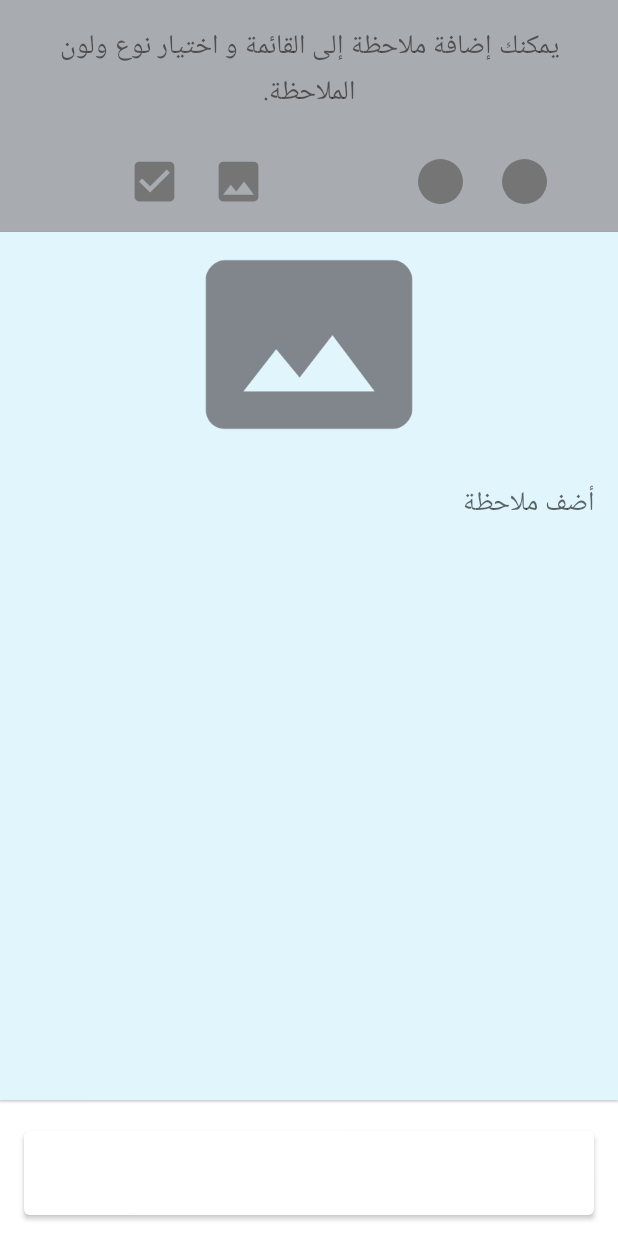
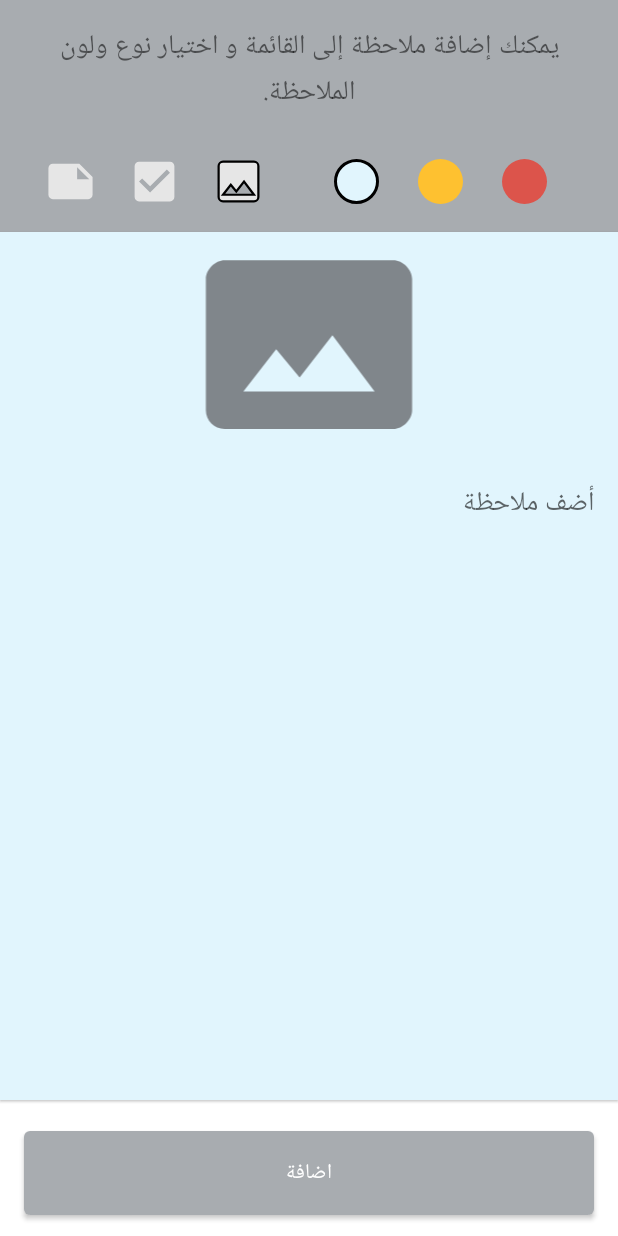
Before and after one commit to barmej/android-degree-studentproject-adapterviews-base, an Android app: the layout activity_add_new_note.xml on its own in the app's theme, with its tools: preview values and no code run, on a phone screen of 412 x 824 dp. Run offline under Robolectric (Android 15) with nearby library versions, the phone set to English and light mode, and no system bars.

```diff
--- a/app/src/main/AndroidManifest.xml
+++ b/app/src/main/AndroidManifest.xml
@@ -9,7 +9,8 @@
         android:roundIcon="@mipmap/ic_launcher_round"
         android:supportsRtl="true"
         android:theme="@style/AppTheme">
-        <activity android:name=".MainActivity">
+        <activity android:name=".MainActivity"
+            android:exported="true">
             <intent-filter>
                 <action android:name="android.intent.action.MAIN" />
 
--- a/app/src/main/java/com/barmej/notesapp/MainActivity.java
+++ b/app/src/main/java/com/barmej/notesapp/MainActivity.java
@@ -9,6 +9,6 @@ public class MainActivity extends AppCompatActivity {
     @Override
     protected void onCreate(Bundle savedInstanceState) {
         super.onCreate(savedInstanceState);
-        setContentView(R.layout.activity_note_photo_details);
+        setContentView(R.layout.activity_main);
     }
 }
--- a/app/src/main/res/layout/activity_add_new_note.xml
+++ b/app/src/main/res/layout/activity_add_new_note.xml
@@ -8,7 +8,7 @@
         android:id="@+id/frameLayout"
         android:layout_width="0dp"
         android:layout_height="200dp"
-        android:background="@color/colorAccent"
+        android:background="@color/colorPrimary"
         app:layout_constraintBottom_toBottomOf="@+id/typeRadioGroup"
         app:layout_constraintEnd_toEndOf="parent"
         app:layout_constraintStart_toStartOf="parent"
@@ -50,7 +50,8 @@
             android:layout_margin="4dp"
             android:layout_weight="1"
             android:button="@drawable/radio_button_blue"
-            android:checked="true" />
+            android:checked="true"
+            app:useMaterialThemeColors="false" />
 
         <RadioButton
             android:id="@+id/radioButton"
@@ -59,7 +60,8 @@
             android:layout_margin="4dp"
             android:layout_weight="1"
             android:button="@drawable/radio_button_yellow"
-            android:checked="false" />
+            android:checked="false"
+            app:useMaterialThemeColors="false" />
 
         <RadioButton
             android:id="@+id/radioButton2"
@@ -67,7 +69,8 @@
             android:layout_height="wrap_content"
             android:layout_margin="4dp"
             android:layout_weight="1"
-            android:button="@drawable/radio_button_red" />
+            android:button="@drawable/radio_button_red"
+            app:useMaterialThemeColors="false" />
 
     </RadioGroup>
 
@@ -91,7 +94,8 @@
             android:layout_margin="4dp"
             android:layout_weight="1"
             android:button="@drawable/radio_button_note"
-            android:checked="true" />
+            android:checked="false"
+            app:useMaterialThemeColors="false" />
 
         <RadioButton
             android:id="@+id/radioButton5"
@@ -100,7 +104,8 @@
             android:layout_margin="4dp"
             android:layout_weight="1"
             android:button="@drawable/radio_button_check_box"
-            android:checked="false" />
+            android:checked="false"
+            app:useMaterialThemeColors="false" />
 
         <RadioButton
             android:id="@+id/radioButton4"
@@ -109,7 +114,8 @@
             android:layout_margin="4dp"
             android:layout_weight="1"
             android:button="@drawable/radio_button_photo"
-            android:checked="false" />
+            android:checked="true"
+            app:useMaterialThemeColors="false" />
 
     </RadioGroup>
 
@@ -252,8 +258,8 @@
 
     <com.google.android.material.button.MaterialButton
         android:id="@+id/button_submit"
+        android:layout_width="0dp"
         style="@style/Widget.MaterialComponents.Button"
-        android:layout_width="0dp"
         android:layout_height="wrap_content"
         android:layout_alignParentEnd="true"
         android:layout_alignParentBottom="true"
--- a/app/src/main/res/values/colors.xml
+++ b/app/src/main/res/values/colors.xml
@@ -1,11 +1,12 @@
 <?xml version="1.0" encoding="utf-8"?>
 <resources>
-    <color name="colorPrimary">#FFFFFF</color>
+    <color name="colorPrimary">#a8acb0</color>
     <color name="colorPrimaryDark">#80868b</color>
-    <color name="colorAccent">#a8acb0</color>
-
+    <color name="colorSecondary">#616363</color>
+    <color name="colorSecondaryVariant">#404242</color>
+    <color name="black">#FFFFFF</color>
+    <color name="white">#FFFFFFFF</color>
     <color name="red">#dc544b</color>
     <color name="blue">#e1f5fd</color>
     <color name="yellow">#fec130</color>
-
 </resources>
--- a/app/src/main/res/values/styles.xml
+++ b/app/src/main/res/values/styles.xml
@@ -2,10 +2,18 @@
 
     <!-- Base application theme. -->
     <style name="AppTheme" parent="Theme.MaterialComponents.Light.NoActionBar">
-        <!-- Customize your theme here. -->
+        <!-- Primary brand color. -->
         <item name="colorPrimary">@color/colorPrimary</item>
         <item name="colorPrimaryDark">@color/colorPrimaryDark</item>
-        <item name="colorAccent">@color/colorAccent</item>
+        <item name="colorPrimaryVariant">@color/colorPrimaryDark</item>
+        <item name="colorOnPrimary">@color/white</item>
+        <!-- Secondary brand color. -->
+        <item name="colorSecondary">@color/colorSecondary</item>
+        <item name="colorSecondaryVariant">@color/colorSecondaryVariant</item>
+        <item name="colorOnSecondary">@color/black</item>
+        <!-- Status bar color. -->
+        <item name="android:statusBarColor">?attr/colorPrimaryVariant</item>
+        <!-- Customize your theme here. -->
     </style>
 
 </resources>
--- a/build.gradle
+++ b/build.gradle
@@ -3,11 +3,11 @@
 buildscript {
     repositories {
         google()
-        jcenter()
+        mavenCentral()
 
     }
     dependencies {
-        classpath 'com.android.tools.build:gradle:3.3.1'
+        classpath 'com.android.tools.build:gradle:7.4.1'
 
         // NOTE: Do not place your application dependencies here; they belong
         // in the individual module build.gradle files
@@ -17,7 +17,7 @@ buildscript {
 allprojects {
     repositories {
         google()
-        jcenter()
+        mavenCentral()
 
     }
 }
```
Also changed, not shown: app/build.gradle (+8 -8 lines), app/src/main/res/layout/activity_main.xml (+5 -4 lines), gradle/wrapper/gradle-wrapper.properties, 2 other files.
